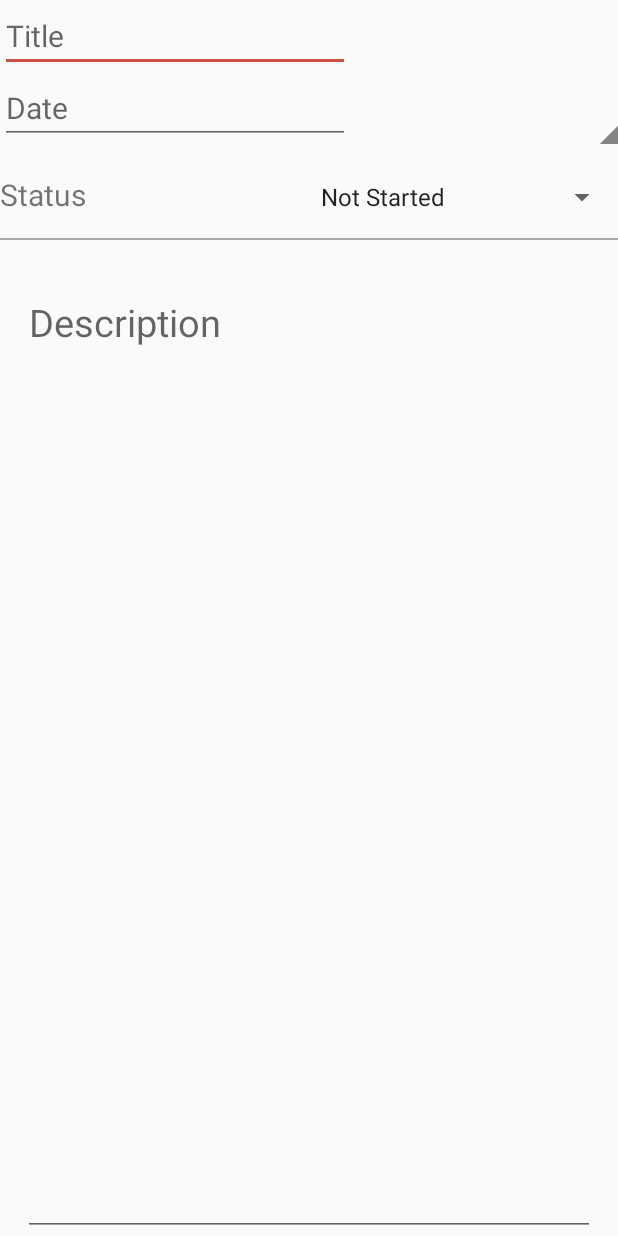
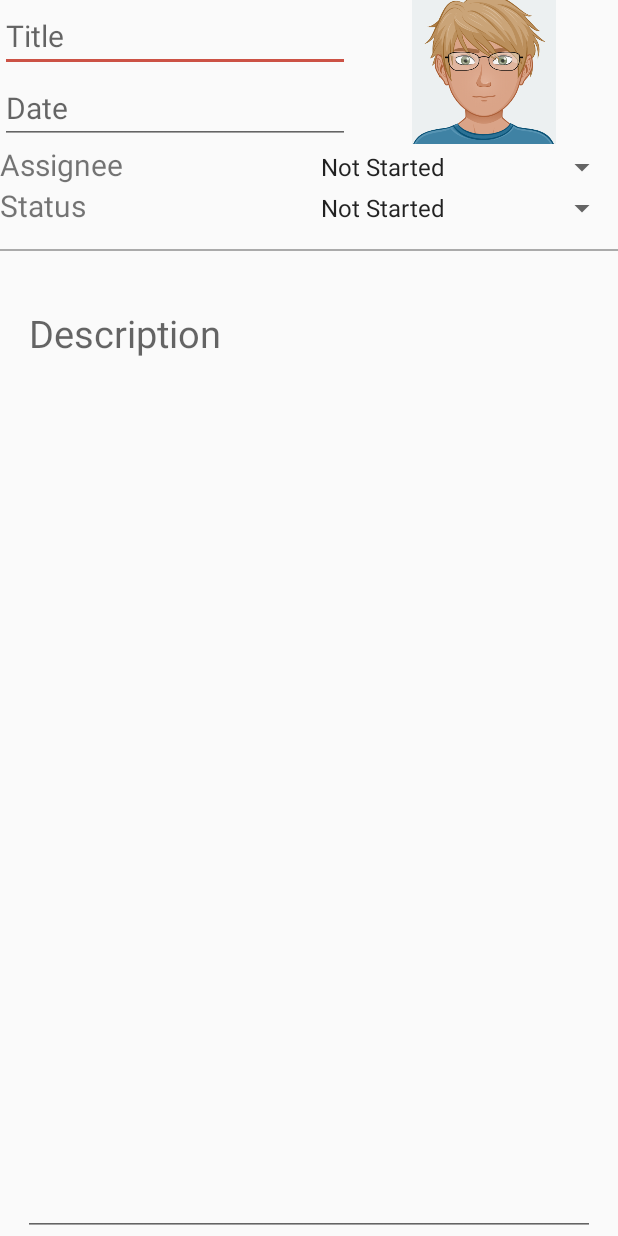
Before and after one commit to DingoEnterprises/Dingo, an Android app: the layout update_task_dialog.xml on its own in the app's theme, with its tools: preview values and no code run, on a phone screen of 412 x 824 dp. Run offline under Robolectric (Android 15) with nearby library versions, the phone set to English and light mode, and no system bars.

Commit message:
displaying image of assignee
working, just needs to be modified for different users

```diff
--- a/app/src/main/java/com/example/dingo/dingoapp/CurrentTaskListFragment.java
+++ b/app/src/main/java/com/example/dingo/dingoapp/CurrentTaskListFragment.java
@@ -32,8 +32,6 @@ public class CurrentTaskListFragment extends Fragment {
     public View onCreateView(LayoutInflater inflater, ViewGroup container, Bundle savedInstanceState) {
         View rootView = inflater.inflate(R.layout.fragment_current_task_list2, container, false);
         listViewTasks = (ListView) rootView.findViewById(R.id.listViewTasks);
-        //taskActivity.tasks.add(new Task("Test", "testTitle", "TestDescription", "12", 0));
-       // ArrayAdapter<Task> arrayAdapterTask = new ArrayAdapter<Task>(getActivity(),android.R.layout.simple_list_item_1, taskActivity.tasks);
         tasks = new ArrayList<>();
 
         databaseTasks = FirebaseDatabase.getInstance().getReference("tasks");
--- a/app/src/main/res/layout/update_task_dialog.xml
+++ b/app/src/main/res/layout/update_task_dialog.xml
@@ -39,20 +39,41 @@
             android:layout_width="match_parent"
             android:layout_height="match_parent"
             android:orientation="horizontal">
-            <QuickContactBadge
-                android:id="@+id/quickContactBadge2"
-                android:layout_width="match_parent"
-                android:layout_height="match_parent"
-                android:layout_gravity="center"
+
+            <ImageView
+                android:id="@+id/imageViewAssignee"
+                android:layout_width="wrap_content"
+                android:layout_height="wrap_content"
                 android:layout_weight="1"
-                android:clickable="false"
                 app:srcCompat="@drawable/a1" />
         </LinearLayout>
 
     </LinearLayout>
-    <Space
+
+    <LinearLayout
         android:layout_width="match_parent"
-        android:layout_height="20dp" />
+        android:layout_height="wrap_content"
+        android:orientation="horizontal">
+
+        <TextView
+            android:id="@+id/textView4"
+            android:layout_width="match_parent"
+            android:layout_height="wrap_content"
+            android:layout_weight="1"
+            android:text="Assignee"
+            android:ems="10"
+            android:textSize="20dp"/>
+
+        <Spinner
+            android:id="@+id/spinnerAssignee"
+            android:layout_width="match_parent"
+            android:layout_height="wrap_content"
+            android:layout_weight="1"
+            android:ems="10"
+            android:entries="@array/array_name"
+            android:textSize="20dp"/>
+    </LinearLayout>
+
 
     <LinearLayout
         android:layout_width="match_parent"
--- a/app/src/main/res/values/strings.xml
+++ b/app/src/main/res/values/strings.xml
@@ -17,10 +17,12 @@
     <!-- TODO: Remove or change this placeholder text -->
     <string name="hello_blank_fragment">Hello blank fragment</string>
     <string-array name="array_name" >
-        <item>Not Started</item>
-        <item>In Progress</item>
-        <item>Complete</item>
-    </string-array>
+    <item>Not Started</item>
+    <item>In Progress</item>
+    <item>Complete</item>
+    <item>Late</item>
+</string-array>
+
     <string name="status_name1" >
         Not Started
     </string>
```
Also changed, not shown: app/src/main/java/com/example/dingo/dingoapp/MainTaskActivity.java (+9 -13 lines), app/src/main/java/com/example/dingo/dingoapp/MyTask.java (+10 -3 lines), app/src/main/java/com/example/dingo/dingoapp/TaskList.java (+4 -8 lines), app/src/main/res/layout/view_task_dialog.xml (+4 -5 lines).
